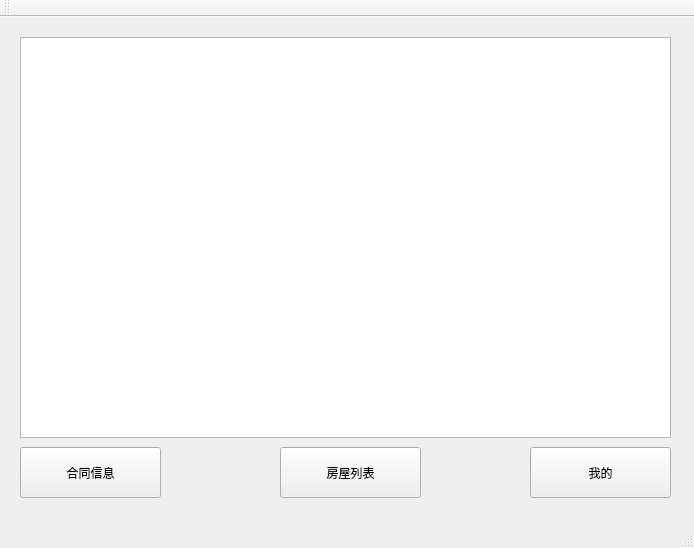
The window that MainLaunch_qt/mainwindow.ui (luohanqing0318/graduation-design) describes before a commit, drawn with Qt 5.
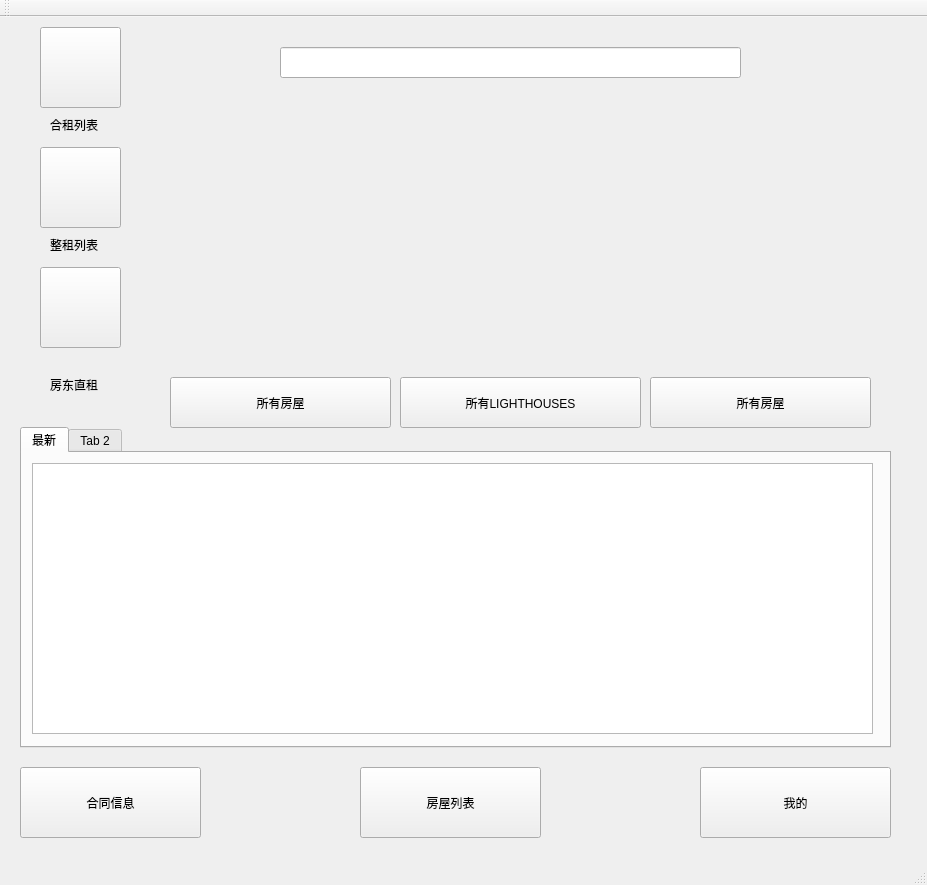
The same window after the commit. Icons and pictures are not drawn.

```diff
--- a/MainLaunch_qt/mainwindow.ui
+++ b/MainLaunch_qt/mainwindow.ui
@@ -6,31 +6,21 @@
    <rect>
     <x>0</x>
     <y>0</y>
-    <width>694</width>
-    <height>548</height>
+    <width>927</width>
+    <height>885</height>
    </rect>
   </property>
   <property name="windowTitle">
    <string>MainWindow</string>
   </property>
   <widget class="QWidget" name="centralWidget">
-   <widget class="QListWidget" name="listWidget">
-    <property name="geometry">
-     <rect>
-      <x>20</x>
-      <y>20</y>
-      <width>651</width>
-      <height>401</height>
-     </rect>
-    </property>
-   </widget>
    <widget class="QPushButton" name="pushButton">
     <property name="geometry">
      <rect>
       <x>20</x>
-      <y>430</y>
-      <width>141</width>
-      <height>51</height>
+      <y>750</y>
+      <width>181</width>
+      <height>71</height>
      </rect>
     </property>
     <property name="text">
@@ -40,10 +30,10 @@
    <widget class="QPushButton" name="pushButton_2">
     <property name="geometry">
      <rect>
-      <x>530</x>
-      <y>430</y>
-      <width>141</width>
-      <height>51</height>
+      <x>700</x>
+      <y>750</y>
+      <width>191</width>
+      <height>71</height>
      </rect>
     </property>
     <property name="text">
@@ -53,16 +43,205 @@
    <widget class="QPushButton" name="pushButton_3">
     <property name="geometry">
      <rect>
-      <x>280</x>
-      <y>430</y>
-      <width>141</width>
-      <height>51</height>
+      <x>360</x>
+      <y>750</y>
+      <width>181</width>
+      <height>71</height>
      </rect>
     </property>
     <property name="text">
      <string>房屋列表</string>
     </property>
    </widget>
+   <widget class="QTabWidget" name="tabWidget">
+    <property name="geometry">
+     <rect>
+      <x>20</x>
+      <y>410</y>
+      <width>871</width>
+      <height>321</height>
+     </rect>
+    </property>
+    <property name="currentIndex">
+     <number>0</number>
+    </property>
+    <widget class="QWidget" name="tab">
+     <attribute name="title">
+      <string>最新</string>
+     </attribute>
+     <widget class="QListWidget" name="listWidget">
+      <property name="geometry">
+       <rect>
+        <x>10</x>
+        <y>10</y>
+        <width>841</width>
+        <height>271</height>
+       </rect>
+      </property>
+     </widget>
+    </widget>
+    <widget class="QWidget" name="tab_2">
+     <attribute name="title">
+      <string>Tab 2</string>
+     </attribute>
+    </widget>
+   </widget>
+   <widget class="QPushButton" name="pushButton_4">
+    <property name="geometry">
+     <rect>
+      <x>40</x>
+      <y>130</y>
+      <width>81</width>
+      <height>81</height>
+     </rect>
+    </property>
+    <property name="styleSheet">
+     <string notr="true">border-image: url(:/smallhouse.png);</string>
+    </property>
+    <property name="text">
+     <string/>
+    </property>
+    <property name="flat">
+     <bool>false</bool>
+    </property>
+   </widget>
+   <widget class="QLabel" name="label">
+    <property name="geometry">
+     <rect>
+      <x>50</x>
+      <y>220</y>
+      <width>72</width>
+      <height>15</height>
+     </rect>
+    </property>
+    <property name="text">
+     <string>整租列表</string>
+    </property>
+   </widget>
+   <widget class="QPushButton" name="pushButton_6">
+    <property name="geometry">
+     <rect>
+      <x>40</x>
+      <y>10</y>
+      <width>81</width>
+      <height>81</height>
+     </rect>
+    </property>
+    <property name="styleSheet">
+     <string notr="true">border-image: url(:/bighouse.png);</string>
+    </property>
+    <property name="text">
+     <string/>
+    </property>
+    <property name="flat">
+     <bool>false</bool>
+    </property>
+   </widget>
+   <widget class="QLabel" name="label_2">
+    <property name="geometry">
+     <rect>
+      <x>50</x>
+      <y>100</y>
+      <width>72</width>
+      <height>15</height>
+     </rect>
+    </property>
+    <property name="text">
+     <string>合租列表</string>
+    </property>
+   </widget>
+   <widget class="QLabel" name="label_3">
+    <property name="geometry">
+     <rect>
+      <x>50</x>
+      <y>360</y>
+      <width>72</width>
+      <height>15</height>
+     </rect>
+    </property>
+    <property name="text">
+     <string>房东直租</string>
+    </property>
+   </widget>
+   <widget class="QPushButton" name="pushButton_5">
+    <property name="geometry">
+     <rect>
+      <x>40</x>
+      <y>250</y>
+      <width>81</width>
+      <height>81</height>
+     </rect>
+    </property>
+    <property name="styleSheet">
+     <string notr="true">border-image: url(:/goodhouse.png);</string>
+    </property>
+    <property name="text">
+     <string/>
+    </property>
+    <property name="flat">
+     <bool>false</bool>
+    </property>
+   </widget>
+   <widget class="QLineEdit" name="lineEdit">
+    <property name="geometry">
+     <rect>
+      <x>280</x>
+      <y>30</y>
+      <width>461</width>
+      <height>31</height>
+     </rect>
+    </property>
+   </widget>
+   <widget class="QPushButton" name="pushButton_7">
+    <property name="geometry">
+     <rect>
+      <x>170</x>
+      <y>360</y>
+      <width>221</width>
+      <height>51</height>
+     </rect>
+    </property>
+    <property name="text">
+     <string>所有房屋</string>
+    </property>
+   </widget>
+   <widget class="QPushButton" name="pushButton_8">
+    <property name="geometry">
+     <rect>
+      <x>400</x>
+      <y>360</y>
+      <width>241</width>
+      <height>51</height>
+     </rect>
+    </property>
+    <property name="text">
+     <string>所有LIGHTHOUSES</string>
+    </property>
+   </widget>
+   <widget class="QWidget" name="verticalLayoutWidget">
+    <property name="geometry">
+     <rect>
+      <x>170</x>
+      <y>80</y>
+      <width>701</width>
+      <height>251</height>
+     </rect>
+    </property>
+    <layout class="QVBoxLayout" name="verticalLayout_2"/>
+   </widget>
+   <widget class="QPushButton" name="pushButton_9">
+    <property name="geometry">
+     <rect>
+      <x>650</x>
+      <y>360</y>
+      <width>221</width>
+      <height>51</height>
+     </rect>
+    </property>
+    <property name="text">
+     <string>所有房屋</string>
+    </property>
+   </widget>
   </widget>
   <widget class="QMenuBar" name="menuBar">
    <property name="geometry">
```
Left out of the diff: 2 changed lines with no effect on the pictures.
